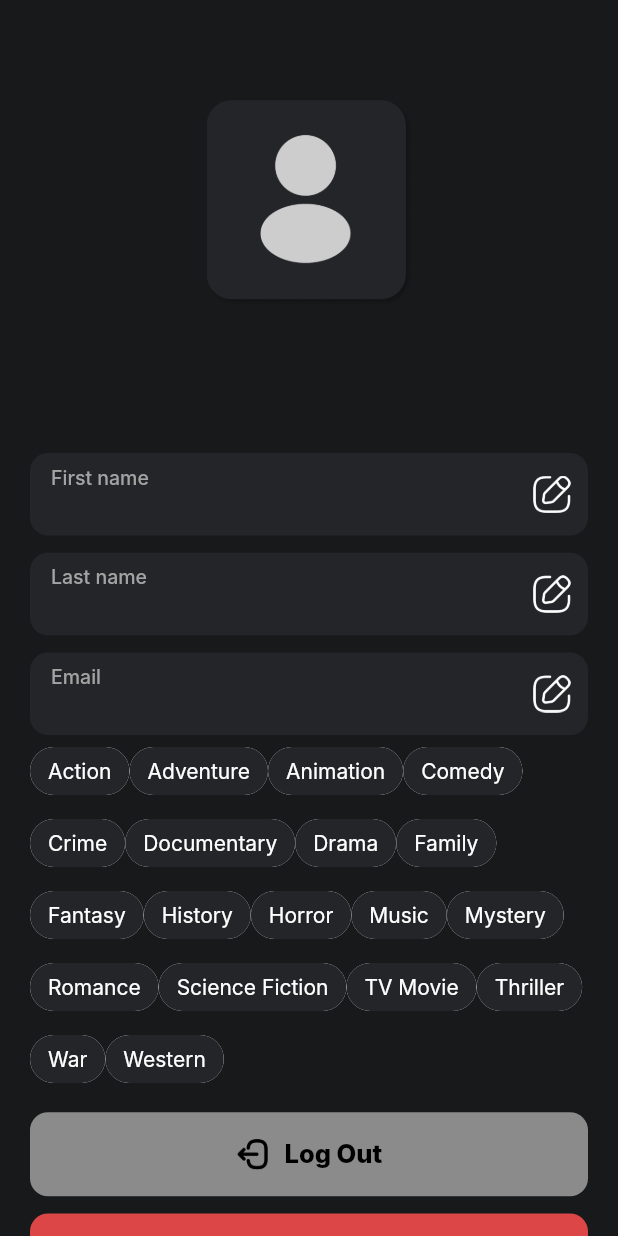
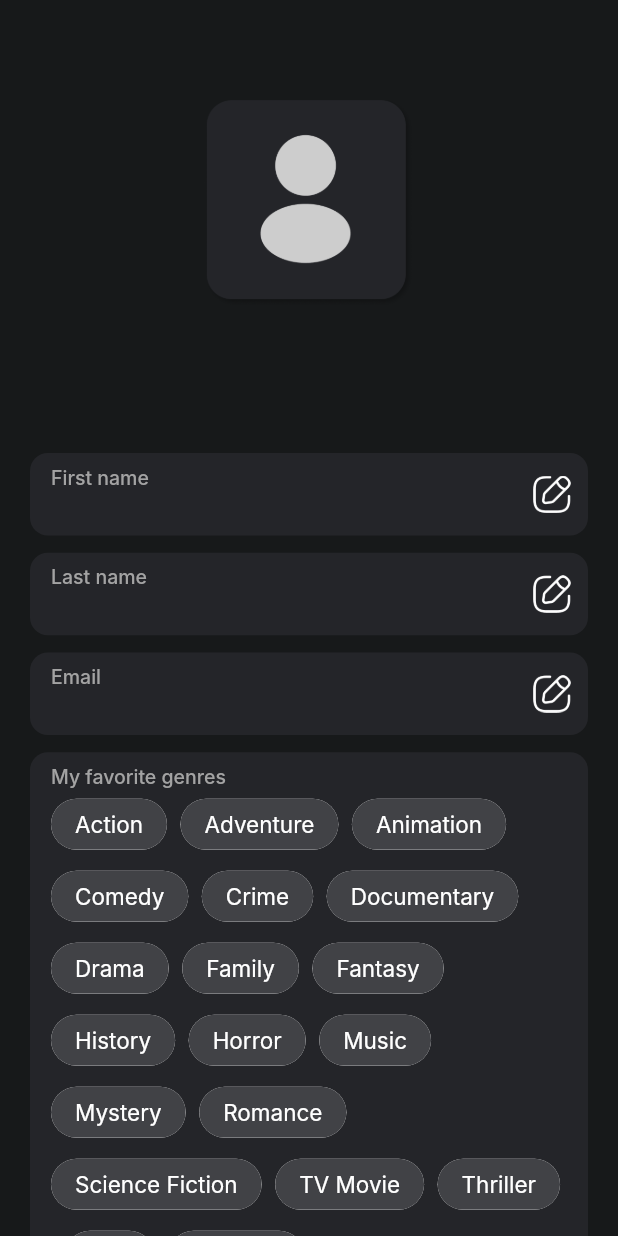
Before and after one commit to Luelmo14/cornflix, a Flutter app: the Profile screen opened directly, on a phone screen of 412 x 824 dp. Run offline on Flutter 3.47's test engine with Material 2 defaults, Android fonts, the phone set to English and light mode, and no system bars; our stand-ins replace cached_network_image, carousel_slider, cloud_firestore, firebase_auth, firebase_core, google_fonts and 3 more; missing offline and left inert: dart:ffi; accounts and stored records are empty; Roboto replaces fonts that are missing (Inter).

Commit message:
Profile page v1.0

```diff
--- a/lib/pages/Profile.dart
+++ b/lib/pages/Profile.dart
@@ -494,12 +494,40 @@ class _ProfileState extends State<Profile> {
                               ),
                             ),
                           ),
-                          Align(
-                            alignment: Alignment.centerLeft,
-                            child: Padding(
-                              padding: const EdgeInsets.only(left: 20, right: 20),
-                              child: Wrap(
-                                children: _buildGenreChips(),
+                          const SizedBox(height: 11.5),
+                          Padding(
+                            padding: const EdgeInsets.only(left: 20, right: 20),
+                            child: Container(
+                              height: 420,
+                              decoration: BoxDecoration(
+                                borderRadius: BorderRadius.circular(12),
+                                color: const Color.fromRGBO(36, 37, 41, 1),
+                              ),
+                              child: Column(
+                                children: [
+                                  const SizedBox(height: 8),
+                                  const Align(
+                                    alignment: Alignment.centerLeft,
+                                    child: Padding(
+                                      padding: EdgeInsets.only(left: 14),
+                                      child: Text('My favorite genres',
+                                          style: TextStyle(
+                                              fontSize: 13,
+                                              color: Color.fromRGBO(163, 163, 163, 1),
+                                              fontFamily: 'Inter',
+                                              fontWeight: FontWeight.w500)),
+                                    ),
+                                  ),
+                                  Align(
+                                    alignment: Alignment.centerLeft,
+                                    child: Padding(
+                                      padding: const EdgeInsets.only(left: 14, right: 14),
+                                      child: Wrap(
+                                        children: _buildGenreChips(),
+                                      ),
+                                    ),
+                                  ),
+                                ],
                               ),
                             ),
                           ),
@@ -672,10 +700,12 @@ class _ProfileState extends State<Profile> {
                 style: const TextStyle(
                     color: Colors.white,
                     fontFamily: 'Inter',
+                    fontSize: 15,
                     fontWeight: FontWeight.w400)),
+            padding: const EdgeInsets.all(8),
             backgroundColor: selectedGenres[chipData.id] == true || genreIds.contains(chipData.id)
-            ? Colors.red
-                : chipData.color,
+            ? const Color.fromRGBO(255, 56, 56, 1)
+                : const Color.fromRGBO(65, 66, 70, 1),
             onPressed: () {
               setState(() {
                 selectedGenres[chipData.id] = !(selectedGenres[chipData.id] == true);
@@ -684,13 +714,11 @@ class _ProfileState extends State<Profile> {
                     setState(() {
                       genreIds.add(chipData.id);
                     });
-                    print(genreIds);
                   } else {
                     selectedGenres[chipData.id] = false;
                     setState(() {
                       genreIds.remove(chipData.id);
                     });
-                    print(genreIds);
                   }
                 } else {
                   setState(() {
@@ -704,6 +732,7 @@ class _ProfileState extends State<Profile> {
           },
       );
       genreChips.add(chip);
+      genreChips.add(const Padding(padding: EdgeInsets.only(right: 9)));
     }
     return genreChips;
   }
```
